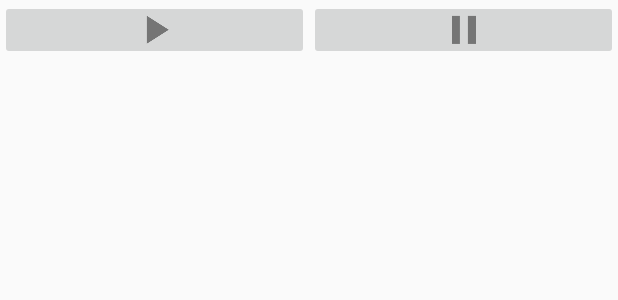
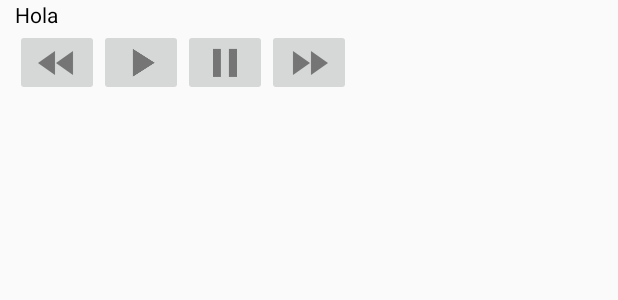
Before and after one commit to minivelx/ReproductorFull2, an Android app: the layout notificacion_audio.xml on its own in the app's theme, with its tools: preview values and no code run, on a phone screen of 412 x 824 dp. Shown: the top 300 px of the screen. Run offline under Robolectric (Android 15) with nearby library versions, the phone set to English and light mode, and no system bars.

Commit message:
Notificaciones funcionales 90

```diff
--- a/app/src/main/AndroidManifest.xml
+++ b/app/src/main/AndroidManifest.xml
@@ -8,7 +8,8 @@
         android:label="@string/app_name"
         android:supportsRtl="true"
         android:theme="@style/AppTheme">
-        <activity android:name=".MainActivity">
+        <activity android:name=".MainActivity"
+            android:launchMode="singleTask">
             <intent-filter>
                 <action android:name="android.intent.action.MAIN" />
 
--- a/app/src/main/res/layout/notificacion_audio.xml
+++ b/app/src/main/res/layout/notificacion_audio.xml
@@ -1,39 +1,55 @@
-<?xml version="1.0" encoding="utf-8"?>
-<LinearLayout xmlns:android="http://schemas.android.com/apk/res/android"
-    android:orientation="vertical" android:layout_width="match_parent"
-    android:layout_height="match_parent">
 
-    <LinearLayout
-        android:layout_width="match_parent"
-        android:layout_height="40dp"
-        android:orientation="horizontal"
-        android:weightSum="2">
+<RelativeLayout xmlns:android="http://schemas.android.com/apk/res/android"
+    android:id="@+id/layout"
+    android:layout_width="fill_parent"
+    android:layout_height="64dp"
+    >
 
-        <LinearLayout
-            android:layout_weight="1"
-            android:layout_width="match_parent"
-            android:layout_height="match_parent">
+    <ImageView android:id="@+id/image"
+        android:layout_width="wrap_content"
+        android:layout_height="fill_parent"
+        android:layout_alignParentLeft="true"
+        android:layout_marginRight="10dp"
+        />
 
-            <ImageButton
-                android:id="@+id/boton_play"
-                android:layout_width="match_parent"
-                android:layout_height="match_parent"
-                android:src="@drawable/icono_play" />
+    <TextView android:id="@+id/title"
+        android:layout_width="fill_parent"
+        android:layout_height="wrap_content"
+        android:layout_toRightOf="@id/image"
+        android:textColor="#000000"
+        android:text="Hola"
+        />
 
-        </LinearLayout>
+    <ImageButton
+        android:id="@+id/boton_back"
+        android:layout_width="wrap_content"
+        android:layout_height="wrap_content"
+        android:src="@drawable/icono_back"
+        android:layout_toRightOf="@id/image"
+        android:layout_below="@id/title"/>
 
-        <LinearLayout
-            android:layout_weight="1"
-            android:layout_width="match_parent"
-            android:layout_height="match_parent">
+    <ImageButton
+        android:id="@+id/boton_play"
+        android:layout_width="wrap_content"
+        android:layout_height="wrap_content"
+        android:src="@drawable/icono_play"
+        android:layout_toRightOf="@id/boton_back"
+        android:layout_below="@id/title"/>
 
-            <ImageButton
-                android:id="@+id/boton_pause"
-                android:layout_width="match_parent"
-                android:layout_height="match_parent"
-                android:src="@drawable/icono_pause" />
-        </LinearLayout>
+    <ImageButton
+        android:id="@+id/boton_pause"
+        android:layout_width="wrap_content"
+        android:layout_height="wrap_content"
+        android:src="@drawable/icono_pause"
+        android:layout_below="@id/title"
+        android:layout_toEndOf="@+id/boton_play" />
 
-    </LinearLayout>
+    <ImageButton
+        android:id="@+id/boton_next"
+        android:layout_width="wrap_content"
+        android:layout_height="wrap_content"
+        android:src="@drawable/icono_next"
+        android:layout_below="@id/title"
+        android:layout_toEndOf="@+id/boton_pause" />
 
-</LinearLayout>
+</RelativeLayout>
```
Also changed, not shown: app/src/main/java/com/movil/p/reproductorfull/MainActivity.java (+10 -6 lines), app/src/main/java/com/movil/p/reproductorfull/MyReceiver.java (+9 -8 lines), app/src/main/java/com/movil/p/reproductorfull/ServicioMusica.java (+125 -9 lines), app/src/main/res/layout/prueba.xml (added, +67 -0 lines), app/src/main/res/drawable-hdpi/icono_back.png (added), app/src/main/res/drawable-hdpi/icono_next.png (added), app/src/main/res/drawable-mdpi/icono_back.png (added), app/src/main/res/drawable-mdpi/icono_next.png (added), app/src/main/res/drawable-xhdpi/icono_back.png (added), app/src/main/res/drawable-xhdpi/icono_next.png (added), app/src/main/res/drawable-xxhdpi/icono_back.png (added), app/src/main/res/drawable-xxhdpi/icono_next.png (added).
